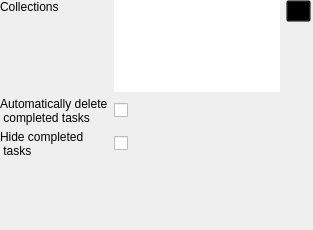
The window that tasks/config.ui (KDE/akonadi-google-applets) describes before a commit, drawn with Qt 5.
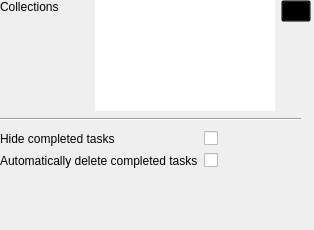
The same window after the commit.

Commit message: Add maximum size of task so tasks never be wider than widget Add tooltip

Patch:
```diff
--- a/tasks/config.ui
+++ b/tasks/config.ui
@@ -6,7 +6,7 @@
    <rect>
     <x>0</x>
     <y>0</y>
-    <width>313</width>
+    <width>314</width>
     <height>230</height>
    </rect>
   </property>
@@ -19,41 +19,30 @@
   <property name="windowTitle">
    <string>Configuration</string>
   </property>
-  <widget class="QWidget" name="layoutWidget">
+  <widget class="Line" name="line">
+   <property name="geometry">
+    <rect>
+     <x>0</x>
+     <y>99</y>
+     <width>301</width>
+     <height>41</height>
+    </rect>
+   </property>
+   <property name="orientation">
+    <enum>Qt::Horizontal</enum>
+   </property>
+  </widget>
+  <widget class="QWidget" name="">
    <property name="geometry">
     <rect>
      <x>0</x>
      <y>0</y>
      <width>311</width>
-     <height>158</height>
+     <height>111</height>
     </rect>
    </property>
-   <layout class="QGridLayout" name="gridLayout">
-    <property name="sizeConstraint">
-     <enum>QLayout::SetDefaultConstraint</enum>
-    </property>
-    <property name="verticalSpacing">
-     <number>5</number>
-    </property>
-    <item row="1" column="0">
-     <widget class="QLabel" name="label">
-      <property name="text">
-       <string>Automatically delete
- completed tasks</string>
-      </property>
-     </widget>
-    </item>
-    <item row="3" column="1">
-     <widget class="QCheckBox" name="autoHide">
-      <property name="enabled">
-       <bool>true</bool>
-      </property>
-      <property name="text">
-       <string/>
-      </property>
-     </widget>
-    </item>
-    <item row="0" column="0">
+   <layout class="QHBoxLayout" name="horizontalLayout">
+    <item>
      <widget class="QLabel" name="label_4">
       <property name="text">
        <string>&lt;html&gt;&lt;head/&gt;&lt;body&gt;&lt;p&gt;Collections&lt;/p&gt;&lt;/body&gt;&lt;/html&gt;</string>
@@ -63,8 +52,14 @@
       </property>
      </widget>
     </item>
-    <item row="0" column="1">
+    <item>
      <widget class="QListWidget" name="collectionsList">
+      <property name="maximumSize">
+       <size>
+        <width>180</width>
+        <height>16777215</height>
+       </size>
+      </property>
       <property name="frameShape">
        <enum>QFrame::NoFrame</enum>
       </property>
@@ -85,12 +80,12 @@
       </property>
      </widget>
     </item>
-    <item row="0" column="2" alignment="Qt::AlignTop">
+    <item alignment="Qt::AlignTop">
      <widget class="QPushButton" name="loadCollections">
       <property name="maximumSize">
        <size>
-        <width>25</width>
-        <height>25</height>
+        <width>30</width>
+        <height>30</height>
        </size>
       </property>
       <property name="styleSheet">
@@ -101,21 +96,22 @@
       </property>
      </widget>
     </item>
-    <item row="1" column="1">
-     <widget class="QCheckBox" name="autoDel">
-      <property name="enabled">
-       <bool>true</bool>
-      </property>
-      <property name="text">
-       <string/>
-      </property>
-     </widget>
-    </item>
-    <item row="3" column="0">
+   </layout>
+  </widget>
+  <widget class="QWidget" name="">
+   <property name="geometry">
+    <rect>
+     <x>0</x>
+     <y>130</y>
+     <width>311</width>
+     <height>41</height>
+    </rect>
+   </property>
+   <layout class="QGridLayout" name="gridLayout">
+    <item row="0" column="0">
      <widget class="QLabel" name="label_2">
       <property name="text">
-       <string>Hide completed 
- tasks</string>
+       <string>Hide completed tasks</string>
       </property>
       <property name="alignment">
        <set>Qt::AlignLeading|Qt::AlignLeft|Qt::AlignVCenter</set>
@@ -125,6 +121,33 @@
       </property>
      </widget>
     </item>
+    <item row="0" column="1">
+     <widget class="QCheckBox" name="autoHide">
+      <property name="enabled">
+       <bool>true</bool>
+      </property>
+      <property name="text">
+       <string/>
+      </property>
+     </widget>
+    </item>
+    <item row="1" column="0">
+     <widget class="QLabel" name="label">
+      <property name="text">
+       <string>Automatically delete completed tasks</string>
+      </property>
+     </widget>
+    </item>
+    <item row="1" column="1">
+     <widget class="QCheckBox" name="autoDel">
+      <property name="enabled">
+       <bool>true</bool>
+      </property>
+      <property name="text">
+       <string/>
+      </property>
+     </widget>
+    </item>
    </layout>
   </widget>
  </widget>
```
The commit also changes 6 other files.
